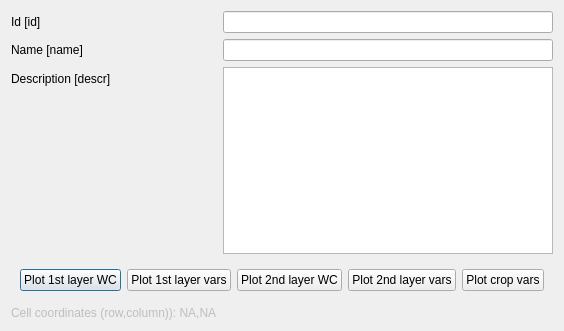
rita-tools/IdrAgraTools, file layerforms/control_point_dialog.ui: the form before one commit.
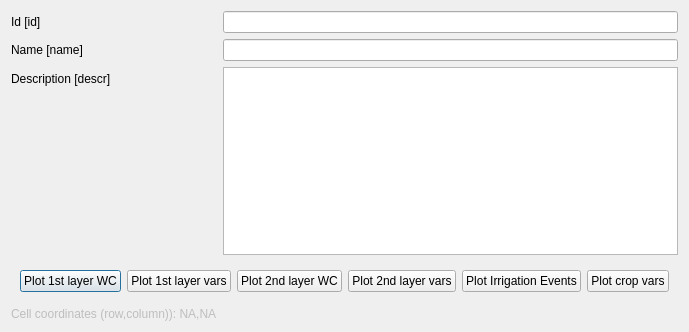
The form after the commit.

Commit message: add plot to check irrigation events

Diff of the .ui file:
```diff
--- a/layerforms/control_point_dialog.ui
+++ b/layerforms/control_point_dialog.ui
@@ -6,8 +6,8 @@
    <rect>
     <x>0</x>
     <y>0</y>
-    <width>543</width>
-    <height>331</height>
+    <width>666</width>
+    <height>332</height>
    </rect>
   </property>
   <property name="windowTitle">
@@ -95,6 +95,13 @@
         </property>
        </widget>
       </item>
+      <item>
+       <widget class="QPushButton" name="PLOT_IRR_EVS">
+        <property name="text">
+         <string>Plot Irrigation Events</string>
+        </property>
+       </widget>
+      </item>
       <item>
        <widget class="QPushButton" name="PLOT_CROP_VARS">
         <property name="text">
```
Left out of the diff: 20 changed lines with no effect on the pictures. The commit also changes 1 other file.
